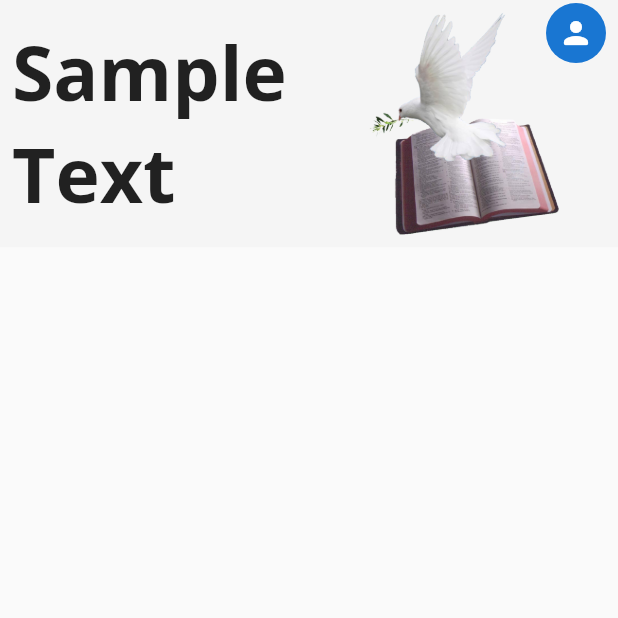
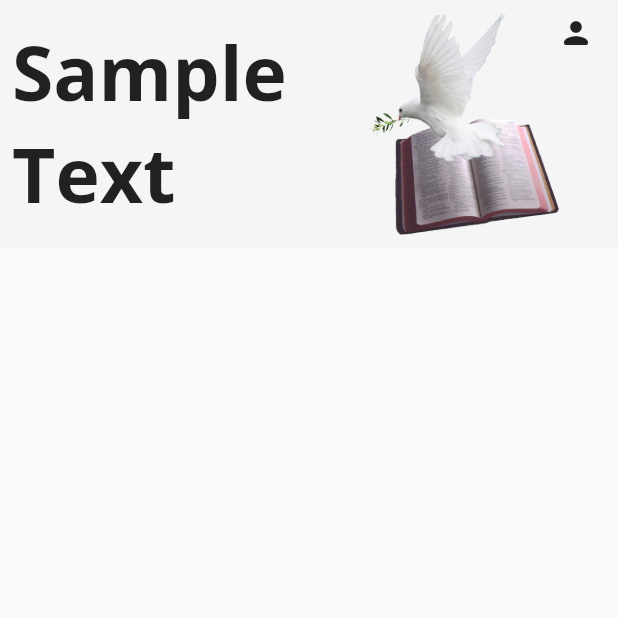
Before and after one commit to eliyajoseph7/mfc-app, a Flutter app: the screen it shows after launch, on a phone screen of 412 x 824 dp, the top half of it. Run offline on Flutter 3.47's test engine with Material 2 defaults, Android fonts, the phone set to English and light mode, and no system bars.

Commit message:
theme color changed

```diff
--- a/mfcapp/lib/main.dart
+++ b/mfcapp/lib/main.dart
@@ -23,7 +23,7 @@ class MyApp extends StatelessWidget {
         // or simply save your changes to "hot reload" in a Flutter IDE).
         // Notice that the counter didn't reset back to zero; the application
         // is not restarted.
-        primarySwatch: Colors.blue,
+        primarySwatch: Colors.grey,
         fontFamily: 'OpenSans'
       ),
       home: const HomePage(),
```
